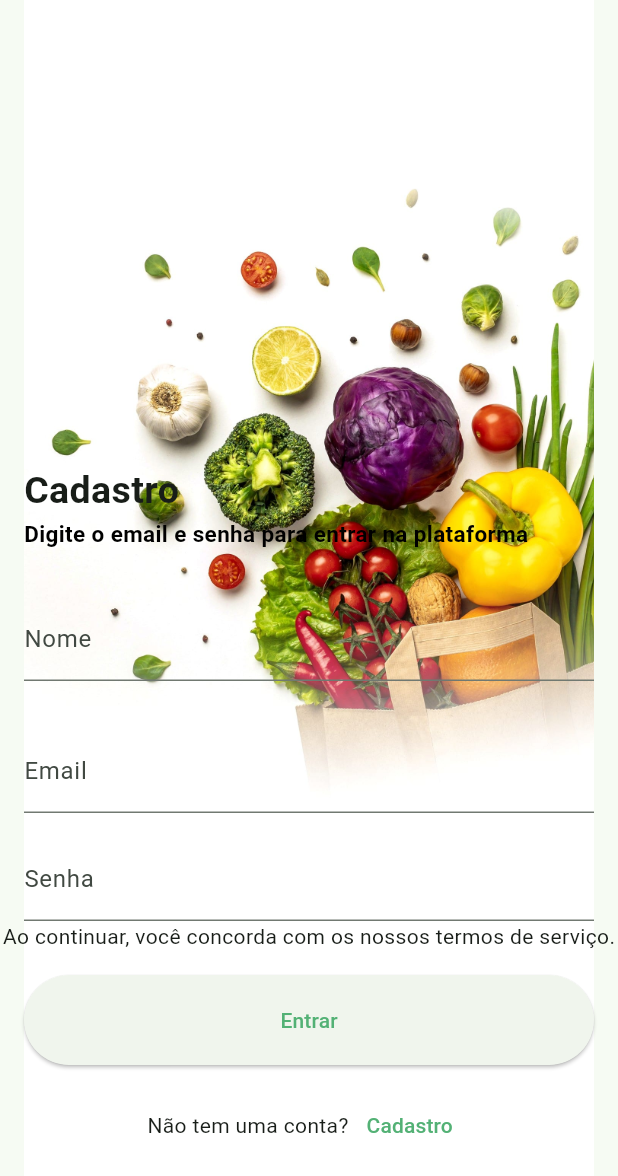
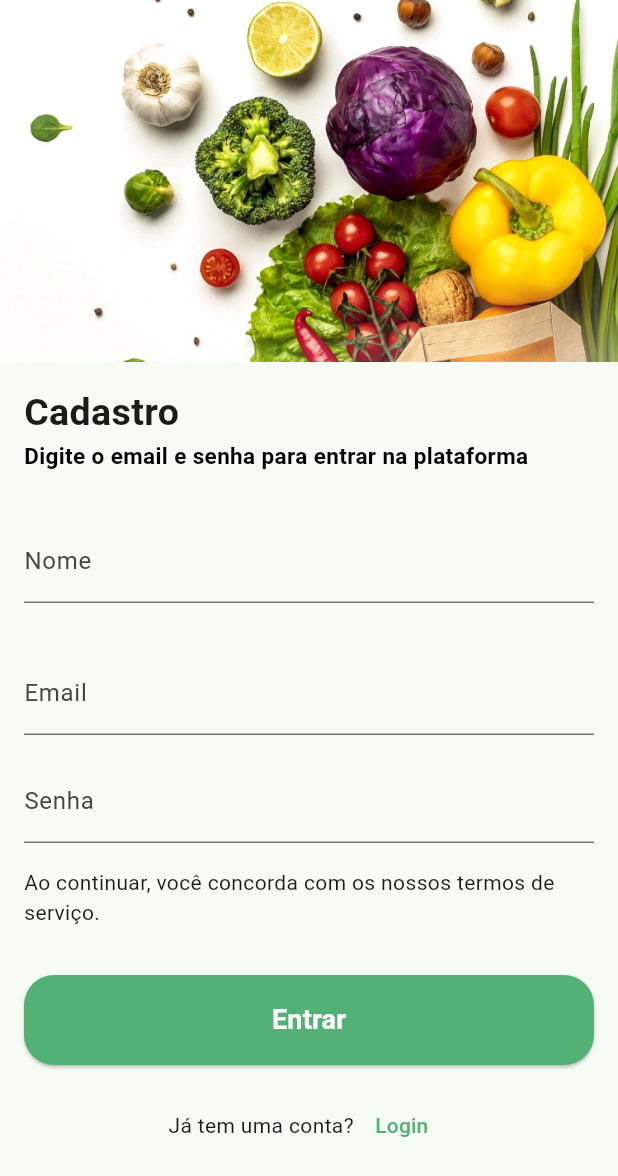
Before and after one commit to mucasantos/dsnoite_flutter_grocery_app, a Flutter app: the SignupScreen screen opened directly, on a phone screen of 412 x 824 dp. Shown: the top 1176 px of the screen. Run offline on Flutter 3.47's test engine with Material 3 defaults, Android fonts, the phone set to English and light mode, and no system bars; our stand-ins replace dio.

Commit message:
adjust button widget

```diff
--- a/lib/main.dart
+++ b/lib/main.dart
@@ -25,7 +25,7 @@ class MyApp extends StatelessWidget {
         ),
         useMaterial3: true,
       ),
-      home: const NavigationScreen(),
+      home: const LoginScreen(),
     );
   }
 }
--- a/lib/views/login_screen.dart
+++ b/lib/views/login_screen.dart
@@ -1,4 +1,6 @@
 import 'package:flutter/material.dart';
+import 'package:grocery_app/views/signup_screen.dart';
+import 'package:grocery_app/views/widgets/app_button.dart';
 
 class LoginScreen extends StatefulWidget {
   const LoginScreen({super.key});
@@ -75,24 +77,20 @@ class _LoginScreenState extends State<LoginScreen> {
           ),
           Column(
             children: [
-              Padding(
-                padding: const EdgeInsets.all(16.0),
-                child: Row(
-                  children: [
-                    Expanded(
-                        child: SizedBox(
-                      height: 60,
-                      child: ElevatedButton(
-                          onPressed: () {}, child: const Text("Entrar")),
-                    )),
-                  ],
-                ),
-              ),
+              const AppButton(),
               Row(
                 mainAxisAlignment: MainAxisAlignment.center,
                 children: [
                   const Text("Não tem uma conta?"),
-                  TextButton(onPressed: () {}, child: const Text("Cadastro"))
+                  TextButton(
+                      onPressed: () {
+                        Navigator.of(context).pushReplacement(
+                          MaterialPageRoute(
+                            builder: (context) => const SignupScreen(),
+                          ),
+                        );
+                      },
+                      child: const Text("Cadastro"))
                 ],
               )
             ],
--- a/lib/views/signup_screen.dart
+++ b/lib/views/signup_screen.dart
@@ -1,4 +1,7 @@
 import 'package:flutter/material.dart';
+import 'package:grocery_app/services/app_constants.dart';
+import 'package:grocery_app/views/login_screen.dart';
+import 'package:grocery_app/views/widgets/app_button.dart';
 
 class SignupScreen extends StatefulWidget {
   const SignupScreen({super.key});
@@ -11,14 +14,16 @@ class _SignupScreenState extends State<SignupScreen> {
   @override
   Widget build(BuildContext context) {
     return Scaffold(
-      body: Container(
-        decoration: const BoxDecoration(
-            image:
-                DecorationImage(image: AssetImage("assets/images/back.jpg"))),
-        child: Column(
+      body: Column(
         mainAxisAlignment: MainAxisAlignment.end,
         crossAxisAlignment: CrossAxisAlignment.start,
         children: [
+          Expanded(
+              child: Image.asset(
+            "assets/images/start.jpg",
+            width: double.infinity,
+            fit: BoxFit.cover,
+          )),
           const Padding(
             padding: EdgeInsets.all(16.0),
             child: Column(
@@ -72,30 +77,29 @@ class _SignupScreenState extends State<SignupScreen> {
                   ),
                 ),
               ),
-                const Text(
-                    "Ao continuar, você concorda com os nossos termos de serviço.")
+              const Padding(
+                padding: EdgeInsets.all(16.0),
+                child: Text(
+                    "Ao continuar, você concorda com os nossos termos de serviço."),
+              )
             ],
           ),
           Column(
             children: [
-                Padding(
-                  padding: const EdgeInsets.all(16.0),
-                  child: Row(
-                    children: [
-                      Expanded(
-                          child: SizedBox(
-                        height: 60,
-                        child: ElevatedButton(
-                            onPressed: () {}, child: const Text("Entrar")),
-                      )),
-                    ],
-                  ),
-                ),
+              const AppButton(),
               Row(
                 mainAxisAlignment: MainAxisAlignment.center,
                 children: [
-                    const Text("Não tem uma conta?"),
-                    TextButton(onPressed: () {}, child: const Text("Cadastro"))
+                  const Text("Já tem uma conta?"),
+                  TextButton(
+                      onPressed: () {
+                        Navigator.of(context).pushReplacement(
+                          MaterialPageRoute(
+                            builder: (context) => const LoginScreen(),
+                          ),
+                        );
+                      },
+                      child: const Text("Login"))
                 ],
               )
             ],
@@ -105,7 +109,6 @@ class _SignupScreenState extends State<SignupScreen> {
           )
         ],
       ),
-      ),
     );
   }
 }
--- /dev/null
+++ b/lib/views/widgets/app_button.dart
@@ -0,0 +1,39 @@
+import 'package:flutter/material.dart';
+import 'package:grocery_app/services/app_constants.dart';
+
+class AppButton extends StatelessWidget {
+  const AppButton({
+    super.key,
+  });
+
+  @override
+  Widget build(BuildContext context) {
+    return Padding(
+      padding: const EdgeInsets.all(16.0),
+      child: Row(
+        children: [
+          Expanded(
+              child: SizedBox(
+            height: 60,
+            child: ElevatedButton(
+                style: ElevatedButton.styleFrom(
+                    backgroundColor: mainColor,
+                    foregroundColor: Colors.white,
+                    shape: const RoundedRectangleBorder(
+                        borderRadius: BorderRadius.all(
+                      Radius.circular(20),
+                    ))),
+                onPressed: () {},
+                child: const Text(
+                  "Entrar",
+                  style: TextStyle(
+                    fontSize: 18,
+                    fontWeight: FontWeight.bold,
+                  ),
+                )),
+          )),
+        ],
+      ),
+    );
+  }
+}
```
Lines whose indentation alone changed are shown as unchanged.
